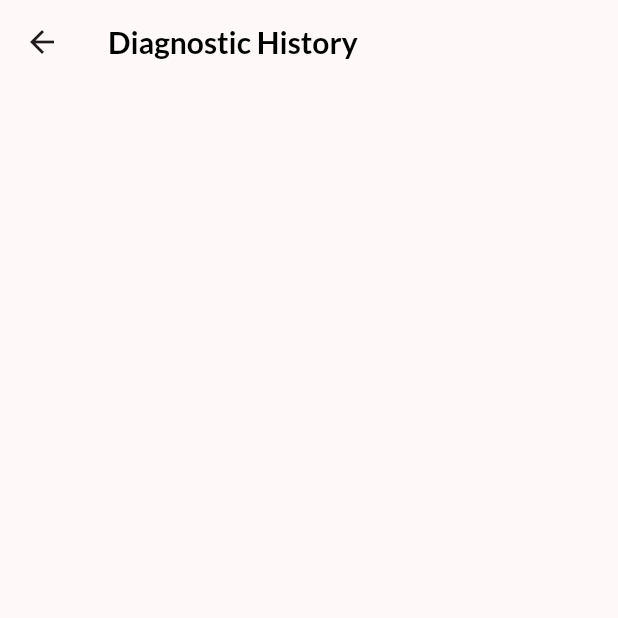
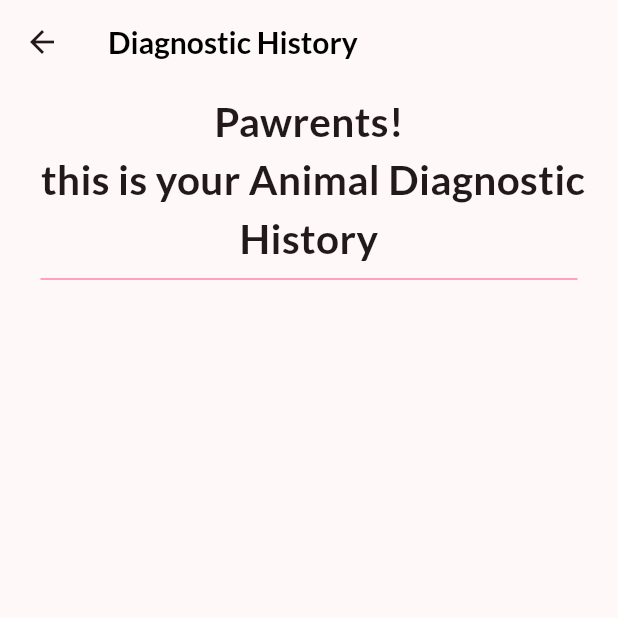
Before and after one commit to Tiarasekarsini/067_AloAnimal, a Flutter app: the RiwayatDiagnosis screen opened directly, on a phone screen of 412 x 824 dp, the top half of it. Run offline on Flutter 3.47's test engine with Material 2 defaults, Android fonts, the light colour scheme and no system bars; our stand-ins replace awesome_dialog, cloud_firestore, firebase_auth, firebase_core, fluttertoast, google_fonts and 1 more; accounts and stored records are empty.

Commit message:
implementation diagnosis controller (get) in view riwayat diagnosis

```diff
--- a/lib/view/diagnosis/riwayat_diagnosis.dart
+++ b/lib/view/diagnosis/riwayat_diagnosis.dart
@@ -1,4 +1,6 @@
+import 'package:aloanimal/controller/diagnosis_controller.dart';
 import 'package:aloanimal/view/home_page.dart';
+import 'package:cloud_firestore/cloud_firestore.dart';
 import 'package:flutter/material.dart';
 import 'package:google_fonts/google_fonts.dart';
 
@@ -10,6 +12,14 @@ class RiwayatDiagnosis extends StatefulWidget {
 }
 
 class _RiwayatDiagnosisState extends State<RiwayatDiagnosis> {
+  var dc = DiagnosisController();
+
+  @override
+  void initState() {
+    dc.getContact();
+    super.initState();
+  }
+
   @override
   Widget build(BuildContext context) {
     return Scaffold(
@@ -27,6 +37,71 @@ class _RiwayatDiagnosisState extends State<RiwayatDiagnosis> {
                 context, MaterialPageRoute(builder: (context) => HomePage()));
           },
         ),
-    ));
+      ),
+      body: SafeArea(
+          child:
+              Column(crossAxisAlignment: CrossAxisAlignment.center, children: [
+        const Padding(
+          padding: EdgeInsets.only(
+            top: 5,
+          ),
+        ),
+        Text(
+          'Pawrents!\n this is your Animal Diagnostic History',
+          style: GoogleFonts.lato(fontSize: 27, fontWeight: FontWeight.bold),
+          textAlign: TextAlign.center,
+        ),
+        const Divider(
+          color: Color.fromARGB(158, 255, 64, 128),
+          thickness: 1,
+          indent: 27,
+          endIndent: 27,
+        ),
+
+        //menampung data dari controller
+        Expanded(
+          child: StreamBuilder<List<DocumentSnapshot>>(
+            stream: dc.stream,
+            builder: (context, snapshot) {
+              if (!snapshot.hasData) {
+                return const Center(
+                  child: CircularProgressIndicator(),
+                );
+              }
+              final List<DocumentSnapshot> data = snapshot.data!;
+              return ListView.builder(
+                  itemCount: data.length,
+                  itemBuilder: (context, index) {
+                    return Card(
+                      margin:
+                          const EdgeInsets.only(right: 20, left: 20, top: 20),
+                      elevation: 10,
+                      child: Container(
+                        padding: const EdgeInsets.all(5),
+                        height: 70,
+                        child: ListTile(
+                          title: Text(
+                            data[index]['namaPenyakit'],
+                            style: GoogleFonts.lato(
+                              fontSize: 15,
+                              fontWeight: FontWeight.bold,
+                            ),
+                          ),
+                          trailing: IconButton(
+                            icon: const Icon(Icons.navigate_next_rounded),
+                            onPressed: () {
+                              // Aksi yang dijalankan saat tombol edit ditekan
+                              // ...
+                            },
+                          ),
+                        ),
+                      ),
+                    );
+                  });
+            },
+          ),
+        ),
+      ])),
+    );
   }
 }
```
Lines whose indentation alone changed are shown as unchanged.
